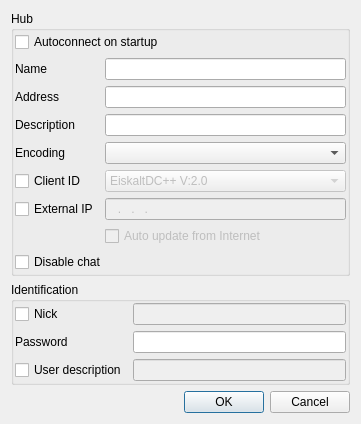
Above: eiskaltdcpp/ui/UIFavoriteHubEditor.ui from eiskaltdcpp/eiskaltdcpp before the change. Below: the same form after it.
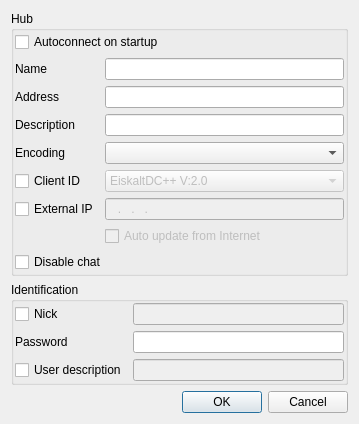
That is the form after the change.

The edit to the form file:
```diff
--- a/eiskaltdcpp/ui/UIFavoriteHubEditor.ui
+++ b/eiskaltdcpp/ui/UIFavoriteHubEditor.ui
@@ -6,8 +6,8 @@
    <rect>
     <x>0</x>
     <y>0</y>
-    <width>361</width>
-    <height>395</height>
+    <width>359</width>
+    <height>393</height>
    </rect>
   </property>
   <property name="windowTitle">
@@ -168,7 +168,11 @@
        </widget>
       </item>
       <item row="1" column="1">
-       <widget class="QLineEdit" name="lineEdit_PASSWORD"/>
+       <widget class="QLineEdit" name="lineEdit_PASSWORD">
+        <property name="echoMode">
+         <enum>QLineEdit::PasswordEchoOnEdit</enum>
+        </property>
+       </widget>
       </item>
       <item row="2" column="1">
        <widget class="QLineEdit" name="lineEdit_USERDESC">
```
